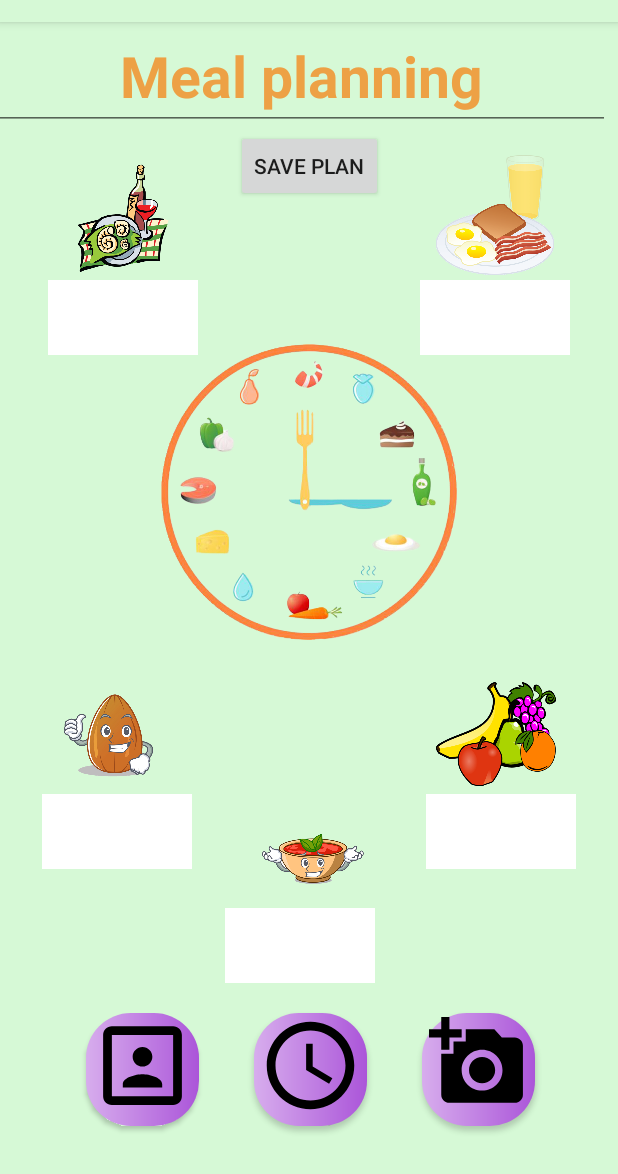
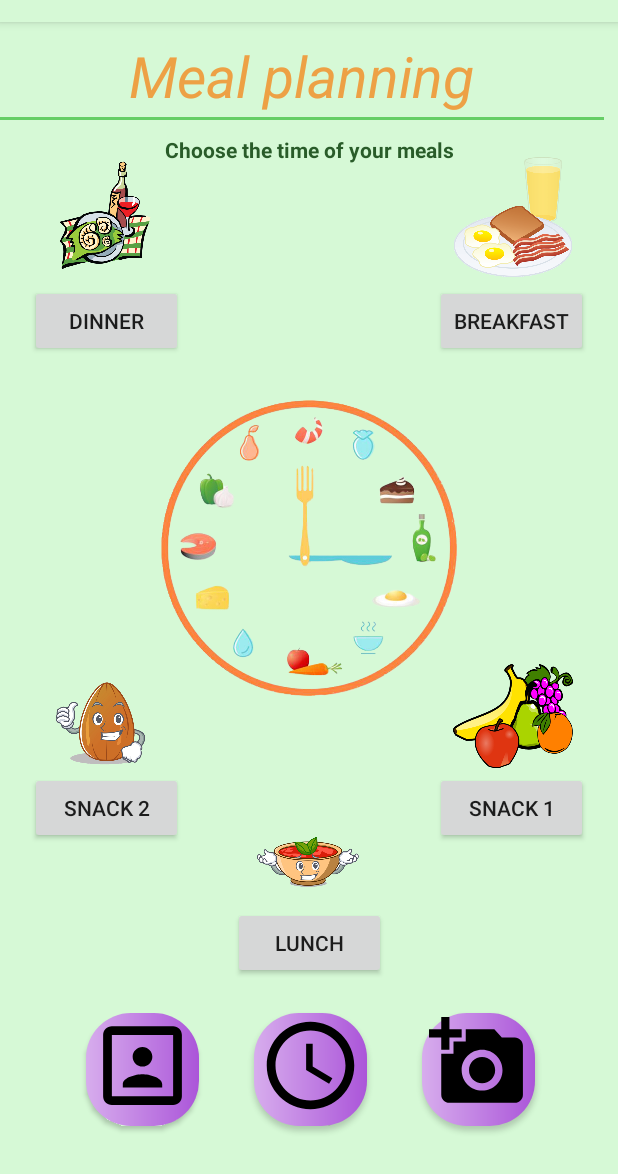
Before and after one commit to kassimii/Self_made, an Android app: the screen it shows after launch (SetMealHours), after a tap on "BUTTON", on a phone screen of 412 x 824 dp, the part 62-1236 px from its top. Run offline under Robolectric (Android 15) with nearby library versions, the phone set to English and light mode, and no system bars.

Commit message:
Added time picker feature

```diff
--- a/app/src/main/java/com/example/self_made/MainActivity.java
+++ b/app/src/main/java/com/example/self_made/MainActivity.java
@@ -29,22 +29,35 @@ public class MainActivity extends Activity {
         super.onCreate(savedInstanceState);
         setContentView(R.layout.activity_main);
 
+        fragmentManager = getSupportFragmentManager();
+
+//        // If savedinstnacestate is null then replace login fragment
+//        if (savedInstanceState == null) {
+//            fragmentManager
+//                    .beginTransaction()
+//                    .replace(R.id.frameContainer, new Login(),
+//                            Utils.Login_Fragment).commit();
+//        }
+
         onLoginButtonClick();
         onProfileButtonClick();
         onMealButtonClick();
         onCameraButtonClick();
     }
 
-    public void onLoginButtonClick(){
+    public boolean onLoginButtonClick(){
         loginButton = (Button) findViewById(R.id.login_button);
         loginButton.setOnClickListener(
                 new View.OnClickListener() {
                     @Override
                     public void onClick(View v) {
                         openLoginActivity();
+
                     }
                 }
         );
+
+        return true;
     }
 
     public void openLoginActivity(){
--- a/app/src/main/java/com/example/self_made/SetMealHours.java
+++ b/app/src/main/java/com/example/self_made/SetMealHours.java
@@ -1,20 +1,39 @@
 package com.example.self_made;
 import androidx.appcompat.app.AppCompatActivity;
 
+import android.app.TimePickerDialog;
 import android.content.Intent;
 import android.os.Bundle;
 import android.view.View;
 import android.widget.Button;
-import android.widget.EditText;
 
-import java.sql.Time;
-import android.widget.Toast;
-public class SetMealHours extends AppCompatActivity {
+import java.util.Calendar;
+
+import android.widget.TextView;
+import android.widget.TimePicker;
+
+public class SetMealHours extends AppCompatActivity implements TimePickerDialog.OnTimeSetListener {
 
     //    private EditText breakfast_hour, snack1_hour, lunch_hour, snack2_hour, dinner_hour;
 //    private Button save_plan_button;
     private Button analysePhotoButton;
     private Button editProfileButton;
+
+    private Button breakfast_button, snack1_button, lunch_button, snack2_button, dinner_button;
+    private TextView showHourBreakfast, showHourSnack1, showHourLunch, showHourSnack2, showHourDinner;
+
+    int hour_x, minute_x;
+    int breakfast_hour, breakfast_minute, snack1_hour, snack1_minute, lunch_hour, lunch_minute,
+            snack2_hour, snack2_minute, dinner_hour, dinner_minute;
+    int flag=0; //decide which time is set
+    /*
+        0-nothing set
+        1-breakfast
+        2-snack 1
+        3-lunch
+        4-snack 2
+        5-dinner
+    */
 
     @Override
     protected void onCreate(Bundle savedInstanceState) {
@@ -22,6 +41,7 @@ public class SetMealHours extends AppCompatActivity {
         setContentView(R.layout.activity_set_meal_hours);
         onProfileButtonClick();
         onCameraButtonClick();
+        setHours();
     }
 
     public void onProfileButtonClick() {
@@ -65,4 +85,128 @@ public class SetMealHours extends AppCompatActivity {
         overridePendingTransition(0, 0);
         intent.addFlags(Intent.FLAG_ACTIVITY_NO_ANIMATION);
     }
+
+    public void setHours(){
+        breakfast_button = (Button)findViewById(R.id.breakfast_button);
+        //showHourBreakfast = (TextView)findViewById(R.id.breakfast_view);
+
+        snack1_button = (Button)findViewById(R.id.snack1_button);
+        //showHourSnack1 = (TextView)findViewById(R.id.snack1_view);
+
+        lunch_button = (Button)findViewById(R.id.lunch_button);
+       // showHourLunch = (TextView)findViewById(R.id.lunch_view);
+
+        snack2_button = (Button)findViewById(R.id.snack2_button);
+       // showHourSnack2 = (TextView)findViewById(R.id.snack2_view);
+
+        dinner_button = (Button)findViewById(R.id.dinner_button);
+        //showHourDinner = (TextView)findViewById(R.id.dinner_view);
+
+        breakfast_button.setOnClickListener(new View.OnClickListener() {
+            @Override
+            public void onClick(View v) {
+                Calendar c=Calendar.getInstance();
+                breakfast_hour=c.get(Calendar.HOUR);
+                breakfast_minute=c.get(Calendar.MINUTE);
+                flag=1;
+                TimePickerDialog timePickerDialog = new TimePickerDialog(SetMealHours.this,
+                        SetMealHours.this,breakfast_hour,breakfast_minute,true);
+                timePickerDialog.show();
+            }
+        });
+
+        snack1_button.setOnClickListener(new View.OnClickListener() {
+            @Override
+            public void onClick(View v) {
+                Calendar c=Calendar.getInstance();
+                snack1_hour=c.get(Calendar.HOUR);
+                snack1_minute=c.get(Calendar.MINUTE);
+                flag=2;
+                TimePickerDialog timePickerDialog = new TimePickerDialog(SetMealHours.this,
+                        SetMealHours.this,snack1_hour,snack1_minute,true);
+                timePickerDialog.show();
+            }
+        });
+
+        lunch_button.setOnClickListener(new View.OnClickListener() {
+            @Override
+            public void onClick(View v) {
+                Calendar c=Calendar.getInstance();
+                lunch_hour=c.get(Calendar.HOUR);
+                lunch_minute=c.get(Calendar.MINUTE);
+                flag=3;
+                TimePickerDialog timePickerDialog = new TimePickerDialog(SetMealHours.this,
+                        SetMealHours.this,lunch_hour,lunch_minute,true);
+                timePickerDialog.show();
+            }
+        });
+
+        snack2_button.setOnClickListener(new View.OnClickListener() {
+            @Override
+            public void onClick(View v) {
+                Calendar c=Calendar.getInstance();
+                snack2_hour=c.get(Calendar.HOUR);
+                flag=4;
+                snack2_minute=c.get(Calendar.MINUTE);
+                TimePickerDialog timePickerDialog = new TimePickerDialog(SetMealHours.this,
+                        SetMealHours.this,snack2_hour,snack2_minute,true);
+                timePickerDialog.show();
+            }
+        });
+
+        dinner_button.setOnClickListener(new View.OnClickListener() {
+            @Override
+            public void onClick(View v) {
+                Calendar c=Calendar.getInstance();
+                dinner_hour=c.get(Calendar.HOUR);
+                dinner_minute=c.get(Calendar.MINUTE);
+                flag=5;
+                TimePickerDialog timePickerDialog = new TimePickerDialog(SetMealHours.this,
+                        SetMealHours.this,dinner_hour,dinner_minute,true);
+                timePickerDialog.show();
+            }
+        });
+    }
+
+
+    @Override
+    public void onTimeSet(TimePicker view, int hourOfDay, int minute) {
+        hour_x=hourOfDay;
+        minute_x=minute;
+
+        if(flag==1)
+        {
+            breakfast_hour=hour_x;
+            breakfast_minute=minute_x;
+//            showHourBreakfast.setText("hour: " + breakfast_hour + "\nminute: " + breakfast_minute);
+        }
+
+        if(flag==2)
+        {
+            snack1_hour=hour_x;
+            snack1_minute=minute_x;
+           // showHourSnack1.setText("hour: " + snack1_hour + "\nminute: " + snack1_minute);
+        }
+
+        if(flag==3)
+        {
+            lunch_hour=hour_x;
+            lunch_minute=minute_x;
+           // showHourLunch.setText("hour: " + lunch_hour + "\nminute: " + lunch_minute);
+        }
+
+        if(flag==4)
+        {
+            snack2_hour=hour_x;
+            snack2_minute=minute_x;
+            //showHourSnack2.setText("hour: " + snack2_hour + "\nminute: " + snack2_minute);
+        }
+
+        if(flag==5)
+        {
+            dinner_hour=hour_x;
+            dinner_minute=minute_x;
+           // showHourDinner.setText("hour: " + dinner_hour + "\nminute: " + dinner_minute);
+        }
+    }
 }
--- a/app/src/main/res/layout/activity_analyze_photo.xml
+++ b/app/src/main/res/layout/activity_analyze_photo.xml
@@ -69,7 +69,7 @@
         android:layout_width="200dp"
         android:layout_height="75dp"
         android:layout_marginBottom="50dp"
-        android:background="@drawable/custom_take_photo_button"
+        android:background="?android:attr/selectableItemBackground"
         android:drawableTop="@drawable/ic_take_photo"
         app:layout_constraintBottom_toTopOf="@+id/meals_button"
         app:layout_constraintEnd_toEndOf="parent"
--- a/app/src/main/res/layout/activity_set_meal_hours.xml
+++ b/app/src/main/res/layout/activity_set_meal_hours.xml
@@ -60,80 +60,13 @@
         android:layout_marginTop="160dp"
         android:layout_marginEnd="6dp"
         android:layout_marginRight="6dp"
+        android:layout_marginBottom="220dp"
+        app:layout_constraintBottom_toBottomOf="parent"
         app:layout_constraintEnd_toEndOf="parent"
         app:layout_constraintHorizontal_bias="0.505"
         app:layout_constraintStart_toStartOf="parent"
         app:layout_constraintTop_toTopOf="parent"
         app:srcCompat="@drawable/meal_clock" />
-
-    <EditText
-        android:id="@+id/breakfast_time"
-        android:layout_width="100dp"
-        android:layout_height="50dp"
-        android:layout_marginTop="172dp"
-        android:layout_marginEnd="32dp"
-        android:layout_marginRight="32dp"
-        android:ems="10"
-        android:inputType="time"
-        android:background="#FFFFFF"
-        app:layout_constraintEnd_toEndOf="parent"
-        app:layout_constraintTop_toTopOf="parent" />
-
-    <EditText
-        android:id="@+id/snack1_time"
-        android:layout_width="100dp"
-        android:layout_height="50dp"
-        android:layout_marginEnd="28dp"
-        android:layout_marginRight="28dp"
-        android:layout_marginBottom="96dp"
-        android:ems="10"
-        android:inputType="time"
-        android:background="#FFFFFF"
-        app:layout_constraintBottom_toTopOf="@+id/photo_button"
-        app:layout_constraintEnd_toEndOf="parent" />
-
-    <EditText
-        android:id="@+id/lunch_time"
-        android:layout_width="100dp"
-        android:layout_height="50dp"
-        android:layout_marginStart="150dp"
-        android:layout_marginLeft="150dp"
-        android:layout_marginEnd="156dp"
-        android:layout_marginRight="156dp"
-        android:layout_marginBottom="20dp"
-        android:background="#FFFFFF"
-        android:ems="10"
-        android:inputType="time"
-        app:layout_constraintBottom_toTopOf="@+id/meals_button"
-        app:layout_constraintEnd_toEndOf="parent"
-        app:layout_constraintHorizontal_bias="0.0"
-        app:layout_constraintStart_toStartOf="parent" />
-
-    <EditText
-        android:id="@+id/snack2_time"
-        android:layout_width="100dp"
-        android:layout_height="50dp"
-        android:layout_marginStart="28dp"
-        android:layout_marginLeft="28dp"
-        android:layout_marginBottom="96dp"
-        android:ems="10"
-        android:inputType="time"
-        android:background="#FFFFFF"
-        app:layout_constraintBottom_toTopOf="@+id/profile_button"
-        app:layout_constraintStart_toStartOf="parent" />
-
-    <EditText
-        android:id="@+id/dinner_time"
-        android:layout_width="100dp"
-        android:layout_height="50dp"
-        android:layout_marginStart="32dp"
-        android:layout_marginLeft="32dp"
-        android:layout_marginTop="172dp"
-        android:ems="10"
-        android:inputType="time"
-        android:background="#FFFFFF"
-        app:layout_constraintStart_toStartOf="parent"
-        app:layout_constraintTop_toTopOf="parent" />
 
     <EditText
         android:id="@+id/title_meal_planning"
@@ -147,51 +80,54 @@
         android:textAlignment="center"
         android:textColor="#EDA145"
         android:textSize="38dp"
-        android:textStyle="bold"
+        android:textStyle="italic"
         app:layout_constraintEnd_toEndOf="parent"
         app:layout_constraintHorizontal_bias="1.0"
         app:layout_constraintStart_toStartOf="parent"
         app:layout_constraintTop_toTopOf="parent" />
 
-    <Button
-        android:id="@+id/save_plan_button"
+    <TextView
+        android:id="@+id/instructions_meal_planning"
         android:layout_width="wrap_content"
         android:layout_height="wrap_content"
-        android:text="Save plan"
+        android:layout_marginTop="75dp"
+        android:text="Choose the time of your meals"
+        android:textColor="@color/colorPrimaryDark"
+        android:textStyle="bold"
         app:layout_constraintEnd_toEndOf="parent"
         app:layout_constraintStart_toStartOf="parent"
-        app:layout_constraintTop_toBottomOf="@+id/title_meal_planning" />
+        app:layout_constraintTop_toTopOf="parent" />
 
     <ImageView
         android:id="@+id/breakfast_image"
         android:layout_width="80dp"
         android:layout_height="80dp"
-        android:layout_marginEnd="42dp"
-        android:layout_marginRight="42dp"
-        android:layout_marginBottom="3dp"
-        app:layout_constraintBottom_toTopOf="@+id/breakfast_time"
+        android:layout_marginTop="90dp"
+        android:layout_marginEnd="30dp"
+        android:layout_marginRight="30dp"
         app:layout_constraintEnd_toEndOf="parent"
+        app:layout_constraintTop_toTopOf="parent"
         app:srcCompat="@drawable/breakfast" />
 
     <ImageView
         android:id="@+id/lunch_image"
         android:layout_width="80dp"
         android:layout_height="80dp"
-        android:layout_marginStart="5dp"
-        android:layout_marginLeft="5dp"
-        android:layout_marginBottom="60dp"
-        app:layout_constraintBottom_toTopOf="@+id/meals_button"
-        app:layout_constraintEnd_toStartOf="@+id/snack1_time"
-        app:layout_constraintStart_toEndOf="@+id/snack2_time"
+        android:layout_marginBottom="165dp"
+        app:layout_constraintBottom_toBottomOf="parent"
+        app:layout_constraintEnd_toEndOf="parent"
+        app:layout_constraintHorizontal_bias="0.498"
+        app:layout_constraintStart_toStartOf="parent"
         app:srcCompat="@drawable/lunch" />
 
     <ImageView
         android:id="@+id/snack1_image"
         android:layout_width="80dp"
         android:layout_height="80dp"
-        android:layout_marginEnd="41dp"
-        android:layout_marginRight="41dp"
-        app:layout_constraintBottom_toTopOf="@+id/snack1_time"
+        android:layout_marginEnd="30dp"
+        android:layout_marginRight="30dp"
+        android:layout_marginBottom="265dp"
+        app:layout_constraintBottom_toBottomOf="parent"
         app:layout_constraintEnd_toEndOf="parent"
         app:srcCompat="@drawable/snack1" />
 
@@ -199,10 +135,10 @@
         android:id="@+id/snack2_image"
         android:layout_width="80dp"
         android:layout_height="80dp"
-        android:layout_marginStart="35dp"
-        android:layout_marginLeft="35dp"
-        android:layout_marginBottom="140dp"
-        app:layout_constraintBottom_toTopOf="@+id/profile_button"
+        android:layout_marginStart="30dp"
+        android:layout_marginLeft="30dp"
+        android:layout_marginBottom="255dp"
+        app:layout_constraintBottom_toBottomOf="parent"
         app:layout_constraintStart_toStartOf="parent"
         app:srcCompat="@drawable/snack2" />
 
@@ -210,10 +146,67 @@
         android:id="@+id/dinner_image"
         android:layout_width="80dp"
         android:layout_height="80dp"
-        android:layout_marginStart="42dp"
-        android:layout_marginLeft="42dp"
-        app:layout_constraintBottom_toTopOf="@+id/dinner_time"
+        android:layout_marginStart="30dp"
+        android:layout_marginLeft="30dp"
+        android:layout_marginTop="90dp"
         app:layout_constraintStart_toStartOf="parent"
+        app:layout_constraintTop_toTopOf="parent"
         app:srcCompat="@drawable/dinner" />
 
+
+    <Button
+        android:id="@+id/breakfast_button"
+        android:layout_width="102dp"
+        android:layout_height="wrap_content"
+        android:layout_marginTop="175dp"
+        android:layout_marginEnd="20dp"
+        android:layout_marginRight="20dp"
+        android:text="Breakfast"
+        app:layout_constraintEnd_toEndOf="parent"
+        app:layout_constraintTop_toTopOf="parent" />
+
+    <Button
+        android:id="@+id/snack1_button"
+        android:layout_width="102dp"
+        android:layout_height="wrap_content"
+        android:layout_marginEnd="20dp"
+        android:layout_marginRight="20dp"
+        android:layout_marginBottom="220dp"
+        android:text="Snack 1"
+        app:layout_constraintBottom_toBottomOf="parent"
+        app:layout_constraintEnd_toEndOf="parent" />
+
+    <Button
+        android:id="@+id/lunch_button"
+        android:layout_width="102dp"
+        android:layout_height="wrap_content"
+        android:layout_marginBottom="130dp"
+        android:text="Lunch"
+        app:layout_constraintBottom_toBottomOf="parent"
+        app:layout_constraintEnd_toEndOf="parent"
+        app:layout_constraintStart_toStartOf="parent" />
+
+    <Button
+        android:id="@+id/snack2_button"
+        android:layout_width="102dp"
+        android:layout_height="wrap_content"
+        android:layout_marginStart="20dp"
+        android:layout_marginLeft="20dp"
+        android:layout_marginBottom="220dp"
+        android:text="Snack 2"
+        app:layout_constraintBottom_toBottomOf="parent"
+        app:layout_constraintStart_toStartOf="parent" />
+
+    <Button
+        android:id="@+id/dinner_button"
+        android:layout_width="102dp"
+        android:layout_height="wrap_content"
+        android:layout_marginStart="20dp"
+        android:layout_marginLeft="20dp"
+        android:layout_marginTop="175dp"
+        android:text="Dinner"
+        app:layout_constraintStart_toStartOf="parent"
+        app:layout_constraintTop_toTopOf="parent" />
+
+
 </androidx.constraintlayout.widget.ConstraintLayout>
```
